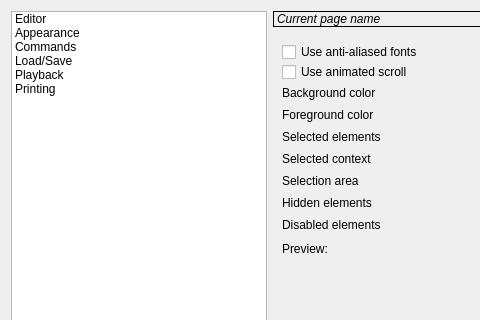
canorusmusic/canorus, file src/ui/settingsdialog.ui: the form before one commit; both pictures show x 0 to 480 and y 0 to 320 of the 741 by 604 pixel window.
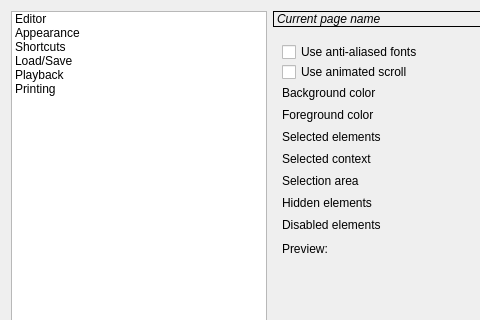
The form after the commit. Icons and pictures are not drawn. Custom widgets are drawn as their Qt base class.

Commit message: Added shortcuts icon.

What changed in the file:
```diff
--- a/src/ui/settingsdialog.ui
+++ b/src/ui/settingsdialog.ui
@@ -74,7 +74,11 @@
        </item>
        <item>
         <property name="text">
-         <string>Commands</string>
+         <string>Shortcuts</string>
+        </property>
+        <property name="icon">
+         <iconset>
+          <normaloff>images:settings/shortcuts.svg</normaloff>images:settings/shortcuts.svg</iconset>
         </property>
        </item>
        <item>
```
The commit also changes 1 other file.
